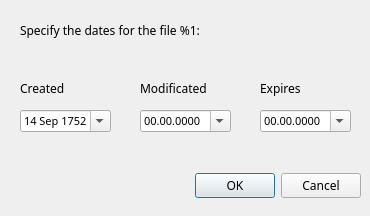
Old version of the form dialogs/datedlg.ui in the repository Bs0Dd/GRiDISKCOM.
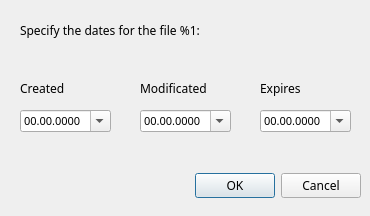
New version of the form. Icons and pictures are not drawn.

Commit message: Revert time params (why Designer changed it...)

```diff
--- a/dialogs/datedlg.ui
+++ b/dialogs/datedlg.ui
@@ -171,8 +171,8 @@
    </property>
    <property name="dateTime">
     <datetime>
-     <hour>1</hour>
-     <minute>24</minute>
+     <hour>0</hour>
+     <minute>0</minute>
      <second>0</second>
      <year>1752</year>
      <month>9</month>
```
Left out of the diff: 3 changed lines with no effect on the pictures.
